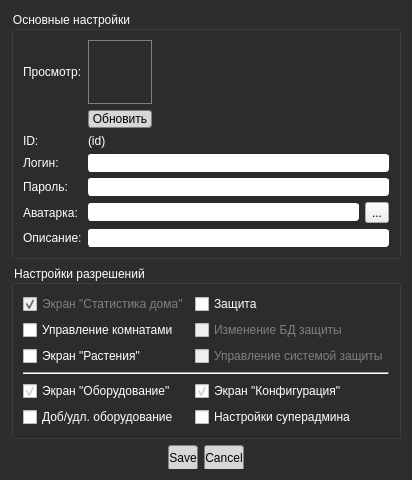
Qt form AsQammDekstopConrol/userCreation.ui (StarterCraft/Hyrex_AsQamm) before a commit.
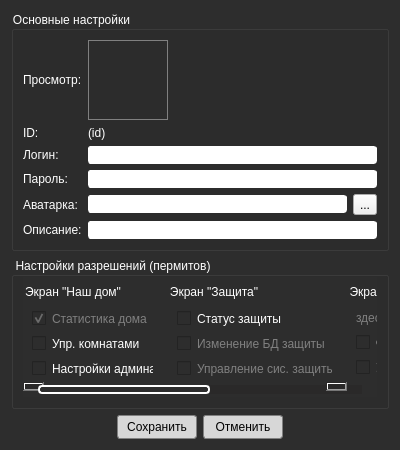
The same form after that commit. Icons and pictures are not drawn.

Patch:
```diff
--- a/AsQammDekstopConrol/userCreation.ui
+++ b/AsQammDekstopConrol/userCreation.ui
@@ -6,8 +6,8 @@
    <rect>
     <x>0</x>
     <y>0</y>
-    <width>401</width>
-    <height>477</height>
+    <width>400</width>
+    <height>450</height>
    </rect>
   </property>
   <property name="windowTitle">
@@ -24,6 +24,7 @@
 QCheckBox, QLabel { font: 9pt &quot;Segoe UI Semilight&quot;; color: white; }
 QCheckBox:disabled { color: gray; }
 
+/*  QScrollBar::vertical */
 
  QScrollBar:vertical
  {
@@ -97,6 +98,71 @@
      background: none;
  }
 
+/*  QScrollBar::horizontal */
+QScrollBar:horizontal
+ {
+     height: 15px;
+     margin: 3px 15px 3px 15px;
+     border: 1px transparent #2A2929;
+     background-color: #2A2929;    
+ }
+
+ QScrollBar::handle:horizontal
+ {
+     background-color: rgb(45, 45, 45);      
+     min-width: 5px;
+     border: 2px solid white;
+     border-radius: 4px;
+ }
+
+ QScrollBar::add-line:horizontal
+ {
+     margin: 0px 3px 0px 3px;
+     border-image: url(./images/right_arrow_disabled.png);       
+     width: 10px;
+     height: 10px;
+     subcontrol-position: right;
+     subcontrol-origin: margin;
+ }
+
+ QScrollBar::sub-line:horizontal
+ {
+     margin: 0px 3px 0px 3px;
+     border-image: url(./images/left_arrow_disabled.png);        
+     height: 10px;
+     width: 10px;
+     subcontrol-position: left;
+     subcontrol-origin: margin;
+ }
+
+ QScrollBar::add-line:horizontal:hover,QScrollBar::add-line:horizontal:on
+ {
+     border-image: url(./images/right_arrow.png);               
+     height: 10px;
+     width: 10px;
+     subcontrol-position: right;
+     subcontrol-origin: margin;
+ }
+
+ QScrollBar::sub-line:horizontal:hover, QScrollBar::sub-line:horizontal:on
+ {
+     border-image: url(./images/left_arrow.png);               
+     height: 10px;
+     width: 10px;
+     subcontrol-position: left;
+     subcontrol-origin: margin;
+ }
+
+ QScrollBar::up-arrow:horizontal, QScrollBar::down-arrow:horizontal
+ {
+     background: none;
+ }
+
+ QScrollBar::add-page:horizontal, QScrollBar::sub-page:horizontal
+ {
+     background: none;
+ }
+
 
 QComboBox {
 	color: black;
@@ -195,7 +261,7 @@
   <property name="modal">
    <bool>false</bool>
   </property>
-  <layout class="QVBoxLayout" name="verticalLayout">
+  <layout class="QVBoxLayout" name="verticalLayout_6">
    <item>
     <widget class="QGroupBox" name="box_MainUserProps">
      <property name="sizePolicy">
@@ -208,55 +274,47 @@
       <string>Основные настройки</string>
      </property>
      <layout class="QGridLayout" name="gridLayout">
-      <item row="1" column="0">
-       <widget class="QLabel" name="lbl_CnuAvatarPrevHint">
-        <property name="text">
-         <string>Просмотр:</string>
-        </property>
-       </widget>
-      </item>
       <item row="5" column="0">
-       <widget class="QLabel" name="lbl_CnuPassword">
-        <property name="text">
-         <string>Пароль:</string>
-        </property>
-       </widget>
-      </item>
-      <item row="4" column="0">
-       <widget class="QLabel" name="lbl_CnuLogin">
-        <property name="text">
-         <string>Логин:</string>
-        </property>
-       </widget>
-      </item>
-      <item row="6" column="0">
        <widget class="QLabel" name="lbl_CnuAvatarHint">
         <property name="text">
          <string>Аватарка:</string>
         </property>
        </widget>
       </item>
-      <item row="3" column="1">
+      <item row="6" column="1" colspan="3">
+       <widget class="QLineEdit" name="lnI_CnuDesc"/>
+      </item>
+      <item row="5" column="1" colspan="2">
+       <widget class="QLineEdit" name="lnI_CnuAvatarAddr"/>
+      </item>
+      <item row="2" column="1">
        <widget class="QLabel" name="lbl_CnuID">
         <property name="text">
          <string>(id)</string>
         </property>
        </widget>
       </item>
+      <item row="4" column="1" colspan="3">
+       <widget class="QLineEdit" name="lnI_CnuPassword">
+        <property name="echoMode">
+         <enum>QLineEdit::Password</enum>
+        </property>
+       </widget>
+      </item>
       <item row="3" column="0">
+       <widget class="QLabel" name="lbl_CnuLogin">
+        <property name="text">
+         <string>Логин:</string>
+        </property>
+       </widget>
+      </item>
+      <item row="2" column="0">
        <widget class="QLabel" name="lbl_CnuIDHint">
         <property name="text">
          <string>ID:</string>
         </property>
        </widget>
       </item>
-      <item row="6" column="3">
-       <widget class="QToolButton" name="tlb_Browse">
-        <property name="text">
-         <string>...</string>
-        </property>
-       </widget>
-      </item>
       <item row="1" column="1">
        <widget class="QLabel" name="gfv_CnuAvatarPrev">
         <property name="sizePolicy">
@@ -267,14 +325,14 @@
         </property>
         <property name="minimumSize">
          <size>
-          <width>64</width>
-          <height>64</height>
+          <width>80</width>
+          <height>80</height>
          </size>
         </property>
         <property name="maximumSize">
          <size>
-          <width>64</width>
-          <height>64</height>
+          <width>80</width>
+          <height>80</height>
          </size>
         </property>
         <property name="styleSheet">
@@ -291,10 +349,14 @@
         </property>
        </widget>
       </item>
-      <item row="6" column="1" colspan="2">
-       <widget class="QLineEdit" name="lnI_CnuAvatarAddr"/>
+      <item row="5" column="3">
+       <widget class="QToolButton" name="tlb_Browse">
+        <property name="text">
+         <string>...</string>
+        </property>
+       </widget>
       </item>
-      <item row="7" column="0">
+      <item row="6" column="0">
        <widget class="QLabel" name="lbl_CnuDesc">
         <property name="sizePolicy">
          <sizepolicy hsizetype="Maximum" vsizetype="Preferred">
@@ -307,188 +369,369 @@
         </property>
        </widget>
       </item>
-      <item row="2" column="1">
-       <widget class="QPushButton" name="btn_CnuAvatarPrevRef">
-        <property name="sizePolicy">
-         <sizepolicy hsizetype="Maximum" vsizetype="Maximum">
-          <horstretch>0</horstretch>
-          <verstretch>0</verstretch>
-         </sizepolicy>
+      <item row="1" column="0">
+       <widget class="QLabel" name="lbl_CnuAvatarPrevHint">
+        <property name="text">
+         <string>Просмотр:</string>
         </property>
-        <property name="minimumSize">
-         <size>
-          <width>64</width>
-          <height>18</height>
-         </size>
-        </property>
-        <property name="maximumSize">
-         <size>
-          <width>64</width>
-          <height>18</height>
-         </size>
-        </property>
+       </widget>
+      </item>
+      <item row="4" column="0">
+       <widget class="QLabel" name="lbl_CnuPassword">
         <property name="text">
-         <string>Обновить</string>
+         <string>Пароль:</string>
         </property>
        </widget>
       </item>
-      <item row="4" column="1" colspan="3">
+      <item row="3" column="1" colspan="3">
        <widget class="QLineEdit" name="lnI_CnuLogin"/>
       </item>
-      <item row="5" column="1" colspan="3">
-       <widget class="QLineEdit" name="lnI_CnuPassword">
-        <property name="echoMode">
-         <enum>QLineEdit::Password</enum>
-        </property>
-       </widget>
-      </item>
-      <item row="7" column="1" colspan="3">
-       <widget class="QLineEdit" name="lnI_CnuDesc"/>
-      </item>
      </layout>
     </widget>
    </item>
    <item>
     <widget class="QGroupBox" name="box_UserPermits">
-     <property name="title">
-      <string>Настройки разрешений</string>
-     </property>
-     <layout class="QGridLayout" name="gridLayout_2">
-      <item row="7" column="0">
-       <widget class="QCheckBox" name="cbb_UserPermit_4">
-        <property name="text">
-         <string>Экран &quot;Оборудование&quot;</string>
-        </property>
-        <property name="checked">
-         <bool>true</bool>
-        </property>
-       </widget>
-      </item>
-      <item row="4" column="1">
-       <widget class="QCheckBox" name="cbb_UserPermit_7">
-        <property name="enabled">
-         <bool>false</bool>
-        </property>
-        <property name="text">
-         <string>Управление системой защиты</string>
-        </property>
-       </widget>
-      </item>
-      <item row="1" column="0">
-       <widget class="QCheckBox" name="cbb_UserPermit_2">
-        <property name="text">
-         <string>Управление комнатами</string>
-        </property>
-       </widget>
-      </item>
-      <item row="7" column="1">
-       <widget class="QCheckBox" name="cbb_UserPermit_8">
-        <property name="text">
-         <string>Экран &quot;Конфигурация&quot;</string>
-        </property>
-        <property name="checked">
-         <bool>true</bool>
-        </property>
-       </widget>
-      </item>
-      <item row="8" column="0">
-       <widget class="QCheckBox" name="cbb_UserPermit_9">
-        <property name="text">
-         <string>Доб/удл. оборудование</string>
-        </property>
-       </widget>
-      </item>
-      <item row="1" column="1">
-       <widget class="QCheckBox" name="cbb_UserPermit_6">
-        <property name="enabled">
-         <bool>false</bool>
-        </property>
-        <property name="text">
-         <string>Изменение БД защиты</string>
-        </property>
-       </widget>
-      </item>
-      <item row="5" column="0" colspan="2">
-       <widget class="Line" name="line">
-        <property name="orientation">
-         <enum>Qt::Horizontal</enum>
-        </property>
-       </widget>
-      </item>
-      <item row="0" column="0">
-       <widget class="QCheckBox" name="cbb_UserPermit_1">
-        <property name="enabled">
-         <bool>false</bool>
-        </property>
-        <property name="toolTip">
-         <string>Отключить возможность открытия экрана статистики дома нельзя, так как это - базовая функциональность</string>
-        </property>
-        <property name="text">
-         <string>Экран &quot;Статистика дома&quot;</string>
-        </property>
-        <property name="checkable">
-         <bool>true</bool>
-        </property>
-        <property name="checked">
-         <bool>true</bool>
-        </property>
-       </widget>
-      </item>
-      <item row="4" column="0">
-       <widget class="QCheckBox" name="cbb_UserPermit_3">
-        <property name="text">
-         <string>Экран &quot;Растения&quot;</string>
-        </property>
-       </widget>
-      </item>
-      <item row="0" column="1">
-       <widget class="QCheckBox" name="cbb_UserPermit_5">
-        <property name="text">
-         <string>Защита</string>
-        </property>
-       </widget>
-      </item>
-      <item row="8" column="1">
-       <widget class="QCheckBox" name="cbb_UserPermit_10">
-        <property name="text">
-         <string>Настройки суперадмина</string>
-        </property>
-       </widget>
-      </item>
-     </layout>
-    </widget>
-   </item>
-   <item>
-    <widget class="QDialogButtonBox" name="btb_Buttons">
      <property name="sizePolicy">
-      <sizepolicy hsizetype="Expanding" vsizetype="Maximum">
+      <sizepolicy hsizetype="Preferred" vsizetype="Preferred">
        <horstretch>0</horstretch>
        <verstretch>0</verstretch>
       </sizepolicy>
      </property>
-     <property name="maximumSize">
+     <property name="minimumSize">
       <size>
-       <width>16777215</width>
-       <height>32</height>
+       <width>137</width>
+       <height>117</height>
       </size>
      </property>
      <property name="styleSheet">
-      <string notr="true">min-height: 24px;</string>
+      <string notr="true">QGroupBox { min-height: 115px; min-width: 135px; }</string>
      </property>
-     <property name="locale">
-      <locale language="Russian" country="Russia"/>
+     <property name="title">
+      <string>Настройки разрешений (пермитов)</string>
      </property>
-     <property name="orientation">
-      <enum>Qt::Horizontal</enum>
-     </property>
-     <property name="standardButtons">
-      <set>QDialogButtonBox::Cancel|QDialogButtonBox::Save</set>
-     </property>
-     <property name="centerButtons">
-      <bool>true</bool>
-     </property>
+     <layout class="QVBoxLayout" name="verticalLayout">
+      <property name="topMargin">
+       <number>0</number>
+      </property>
+      <item>
+       <widget class="QScrollArea" name="scrollArea">
+        <property name="styleSheet">
+         <string notr="true">background: rgb(45, 45, 45); border: 0px transparent;</string>
+        </property>
+        <property name="verticalScrollBarPolicy">
+         <enum>Qt::ScrollBarAlwaysOff</enum>
+        </property>
+        <property name="horizontalScrollBarPolicy">
+         <enum>Qt::ScrollBarAlwaysOn</enum>
+        </property>
+        <property name="widgetResizable">
+         <bool>false</bool>
+        </property>
+        <property name="alignment">
+         <set>Qt::AlignHCenter|Qt::AlignTop</set>
+        </property>
+        <widget class="QWidget" name="scrollAreaWidgetContents">
+         <property name="geometry">
+          <rect>
+           <x>-86</x>
+           <y>0</y>
+           <width>663</width>
+           <height>127</height>
+          </rect>
+         </property>
+         <layout class="QHBoxLayout" name="horizontalLayout_2">
+          <property name="leftMargin">
+           <number>0</number>
+          </property>
+          <property name="topMargin">
+           <number>6</number>
+          </property>
+          <property name="rightMargin">
+           <number>0</number>
+          </property>
+          <property name="bottomMargin">
+           <number>6</number>
+          </property>
+          <item>
+           <widget class="QGroupBox" name="box_HomeScreen">
+            <property name="sizePolicy">
+             <sizepolicy hsizetype="Preferred" vsizetype="Minimum">
+              <horstretch>0</horstretch>
+              <verstretch>0</verstretch>
+             </sizepolicy>
+            </property>
+            <property name="minimumSize">
+             <size>
+              <width>135</width>
+              <height>115</height>
+             </size>
+            </property>
+            <property name="title">
+             <string>Экран &quot;Наш дом&quot;</string>
+            </property>
+            <layout class="QVBoxLayout" name="verticalLayout_2">
+             <property name="topMargin">
+              <number>24</number>
+             </property>
+             <property name="bottomMargin">
+              <number>16</number>
+             </property>
+             <item>
+              <widget class="QCheckBox" name="ckb_UserPermit_HomeScr">
+               <property name="enabled">
+                <bool>false</bool>
+               </property>
+               <property name="text">
+                <string>Статистика дома</string>
+               </property>
+               <property name="checked">
+                <bool>true</bool>
+               </property>
+              </widget>
+             </item>
+             <item>
+              <widget class="QCheckBox" name="ckb_UserPermit_HomeRooms">
+               <property name="text">
+                <string>Упр. комнатами</string>
+               </property>
+              </widget>
+             </item>
+             <item>
+              <widget class="QCheckBox" name="ckb_UserPermit_HomeAsAdmin">
+               <property name="text">
+                <string>Настройки админа</string>
+               </property>
+              </widget>
+             </item>
+            </layout>
+           </widget>
+          </item>
+          <item>
+           <widget class="QGroupBox" name="box_DefnScreen">
+            <property name="minimumSize">
+             <size>
+              <width>135</width>
+              <height>115</height>
+             </size>
+            </property>
+            <property name="title">
+             <string>Экран &quot;Защита&quot;</string>
+            </property>
+            <layout class="QVBoxLayout" name="verticalLayout_3">
+             <property name="topMargin">
+              <number>24</number>
+             </property>
+             <property name="bottomMargin">
+              <number>16</number>
+             </property>
+             <item>
+              <widget class="QCheckBox" name="ckb_UserPermit_DefnScr">
+               <property name="text">
+                <string>Статус защиты</string>
+               </property>
+              </widget>
+             </item>
+             <item>
+              <widget class="QCheckBox" name="ckb_UserPermit_DefnDbEdit">
+               <property name="enabled">
+                <bool>false</bool>
+               </property>
+               <property name="text">
+                <string>Изменение БД защиты</string>
+               </property>
+              </widget>
+             </item>
+             <item>
+              <widget class="QCheckBox" name="ckb_UserPermit_DefnAsAdmin">
+               <property name="enabled">
+                <bool>false</bool>
+               </property>
+               <property name="text">
+                <string>Управление сис. защиты</string>
+               </property>
+              </widget>
+             </item>
+            </layout>
+           </widget>
+          </item>
+          <item>
+           <widget class="QGroupBox" name="box_PtsScreen">
+            <property name="minimumSize">
+             <size>
+              <width>135</width>
+              <height>115</height>
+             </size>
+            </property>
+            <property name="title">
+             <string>Экран &quot;Растения&quot;</string>
+            </property>
+            <layout class="QVBoxLayout" name="verticalLayout_4">
+             <property name="topMargin">
+              <number>24</number>
+             </property>
+             <property name="bottomMargin">
+              <number>16</number>
+             </property>
+             <item>
+              <widget class="QLabel" name="label">
+               <property name="sizePolicy">
+                <sizepolicy hsizetype="Preferred" vsizetype="Maximum">
+                 <horstretch>0</horstretch>
+                 <verstretch>0</verstretch>
+                </sizepolicy>
+               </property>
+               <property name="styleSheet">
+                <string notr="true">color: grey;</string>
+               </property>
+               <property name="text">
+                <string>здесь пусто =D</string>
+               </property>
+              </widget>
+             </item>
+             <item>
+              <widget class="QCheckBox" name="ckb_UserPermit_PtsScr">
+               <property name="text">
+                <string>Статус теплиц</string>
+               </property>
+              </widget>
+             </item>
+             <item>
+              <widget class="QCheckBox" name="ckb_UserPermit_PtsAsAdmin">
+               <property name="enabled">
+                <bool>false</bool>
+               </property>
+               <property name="text">
+                <string>Управление теплицами</string>
+               </property>
+              </widget>
+             </item>
+            </layout>
+           </widget>
+          </item>
+          <item>
+           <widget class="QGroupBox" name="box_Others">
+            <property name="minimumSize">
+             <size>
+              <width>135</width>
+              <height>115</height>
+             </size>
+            </property>
+            <property name="title">
+             <string>Прочие экраны</string>
+            </property>
+            <layout class="QVBoxLayout" name="verticalLayout_5">
+             <property name="topMargin">
+              <number>24</number>
+             </property>
+             <property name="bottomMargin">
+              <number>16</number>
+             </property>
+             <item>
+              <widget class="QCheckBox" name="ckb_UserPermit_HardwareScr">
+               <property name="text">
+                <string>Экран &quot;Оборудование&quot;</string>
+               </property>
+              </widget>
+             </item>
+             <item>
+              <widget class="QCheckBox" name="ckb_UserPermit_HardwareAsAdmin">
+               <property name="enabled">
+                <bool>false</bool>
+               </property>
+               <property name="text">
+                <string>Доб./удл. оборудование</string>
+               </property>
+              </widget>
+             </item>
+             <item>
+              <widget class="QCheckBox" name="ckb_UserPermit_CfgScr">
+               <property name="text">
+                <string>Экран &quot;Конфигурация&quot;</string>
+               </property>
+              </widget>
+             </item>
+             <item>
+              <widget class="QCheckBox" name="ckb_UserPermit_CfgAsAdmin">
+               <property name="enabled">
+                <bool>false</bool>
+               </property>
+               <property name="text">
+                <string>Конфигурация админа</string>
+               </property>
+              </widget>
+             </item>
+            </layout>
+           </widget>
+          </item>
+         </layout>
+        </widget>
+       </widget>
+      </item>
+     </layout>
     </widget>
    </item>
+   <item>
+    <layout class="QHBoxLayout" name="horizontalLayout_3">
+     <item>
+      <spacer name="horizontalSpacer">
+       <property name="orientation">
+        <enum>Qt::Horizontal</enum>
+       </property>
+       <property name="sizeType">
+        <enum>QSizePolicy::Expanding</enum>
+       </property>
+       <property name="sizeHint" stdset="0">
+        <size>
+         <width>40</width>
+         <height>20</height>
+        </size>
+       </property>
+      </spacer>
+     </item>
+     <item>
+      <widget class="QPushButton" name="btn_Accept">
+       <property name="minimumSize">
+        <size>
+         <width>80</width>
+         <height>24</height>
+        </size>
+       </property>
+       <property name="text">
+        <string>Сохранить</string>
+       </property>
+      </widget>
+     </item>
+     <item>
+      <widget class="QPushButton" name="btn_Decline">
+       <property name="minimumSize">
+        <size>
+         <width>80</width>
+         <height>24</height>
+        </size>
+       </property>
+       <property name="text">
+        <string>Отменить</string>
+       </property>
+      </widget>
+     </item>
+     <item>
+      <spacer name="horizontalSpacer_2">
+       <property name="orientation">
+        <enum>Qt::Horizontal</enum>
+       </property>
+       <property name="sizeType">
+        <enum>QSizePolicy::Expanding</enum>
+       </property>
+       <property name="sizeHint" stdset="0">
+        <size>
+         <width>40</width>
+         <height>20</height>
+        </size>
+       </property>
+      </spacer>
+     </item>
+    </layout>
+   </item>
   </layout>
  </widget>
  <tabstops>
```
Left out of the diff: 127 changed lines with no effect on the pictures.
